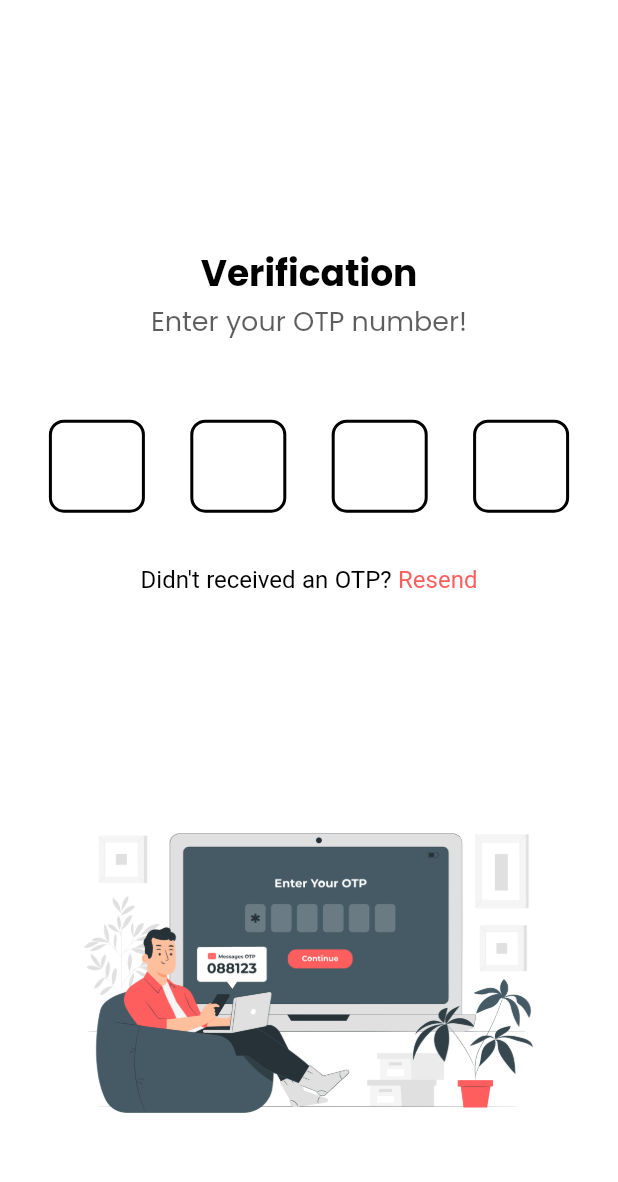
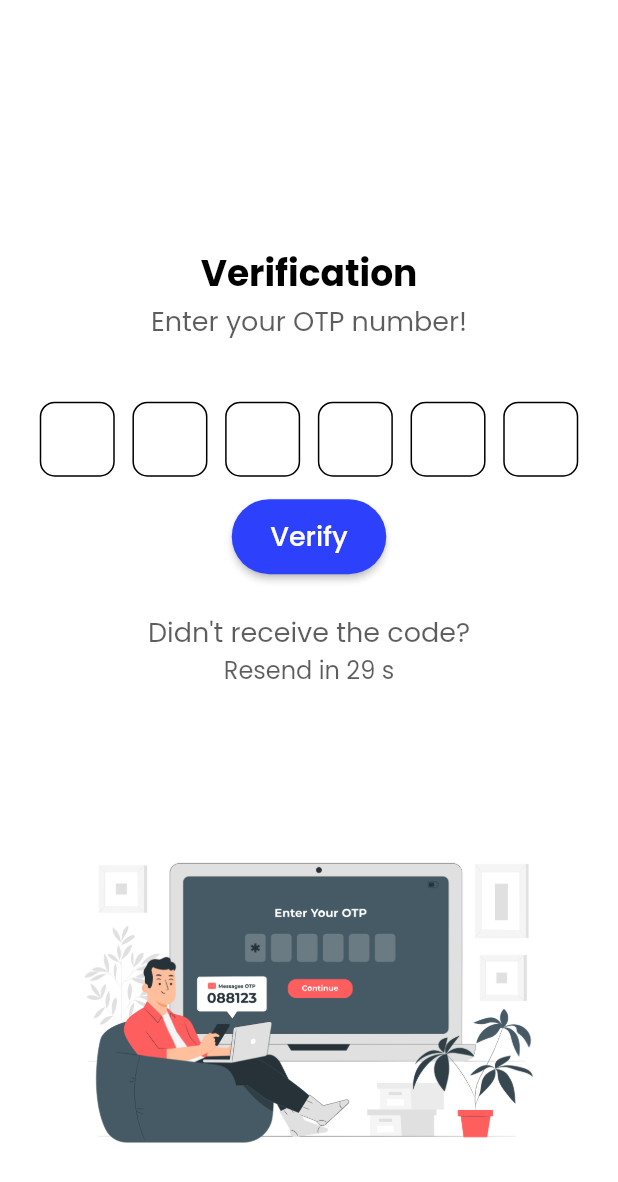
Before and after one commit to arshnirmal/CtrlAltDart-Ingenious_Hackathon, a Flutter app: the OtpPage screen opened directly, on a phone screen of 412 x 824 dp. Shown: the top 1182 px of the screen. Run offline on Flutter 3.47's test engine with Material 2 defaults, Android fonts, the phone set to English and light mode, and no system bars; drawn by our look-alikes of otp_text_field; our stand-ins replace cloud_firestore, firebase_auth, firebase_core, flutter_secure_storage, google_fonts, image_picker and 1 more; accounts and stored records are empty.

Commit message:
otp_page

```diff
--- a/lib/main.dart
+++ b/lib/main.dart
@@ -2,7 +2,7 @@ import 'package:flutter/material.dart';
 import 'package:google_fonts/google_fonts.dart';
 import 'package:firebase_core/firebase_core.dart';
 import 'package:firebase_auth/firebase_auth.dart';
-import './pages/phone_page.dart';
+import 'package:healthcare_system/pages/phone_page.dart';
 
 void main() async {
   WidgetsFlutterBinding.ensureInitialized();
--- a/lib/pages/otp_page.dart
+++ b/lib/pages/otp_page.dart
@@ -1,5 +1,10 @@
+// ignore_for_file: unused_element
+
+import 'dart:async';
 import 'package:flutter/material.dart';
-import 'package:flutter/services.dart';
+import 'package:otp_text_field/otp_text_field.dart';
+import 'package:otp_text_field/style.dart';
+import 'package:healthcare_system/services/authclass.dart';
 
 class OtpPage extends StatefulWidget {
   const OtpPage({Key? key}) : super(key: key);
@@ -9,6 +14,14 @@ class OtpPage extends StatefulWidget {
 }
 
 class _OtpPageState extends State<OtpPage> {
+  int secondsRemaining = 30;
+  bool enableResend = false;
+  Timer? timer;
+  TextEditingController phoneController = TextEditingController();
+  AuthClass authClass = AuthClass();
+  String verificationIdFinal = "";
+  String smsCode = "";
+
   @override
   Widget build(BuildContext context) {
     return Scaffold(
@@ -47,11 +60,46 @@ class _OtpPageState extends State<OtpPage> {
                 ),
                 otp(),
                 const SizedBox(
-                  height: 20,
+                  height: 15,
                 ),
-                resend(),
+                button(),
+                const SizedBox(
+                  height: 25,
+                ),
+                const Text(
+                  "Didn't receive the code?",
+                  style: TextStyle(
+                    color: Color.fromARGB(177, 23, 21, 21),
+                    fontSize: 18,
+                  ),
+                ),
+                Row(
+                  mainAxisAlignment: MainAxisAlignment.center,
+                  mainAxisSize: MainAxisSize.min,
+                  children: [
+                    InkWell(
+                      onTap: () => enableResend ? _resendCode() : null,
+                      child: Text(
+                        "Resend",
+                        style: TextStyle(
+                          color: enableResend
+                              ? const Color.fromARGB(255, 254, 95, 94)
+                              : const Color.fromARGB(177, 23, 21, 21),
+                          fontSize: 16,
+                        ),
+                      ),
+                    ),
+                    Text(
+                      " in $secondsRemaining s",
+                      style: const TextStyle(
+                        color: Color.fromARGB(177, 23, 21, 21),
+                        fontSize: 16,
+                      ),
+                    ),
+                  ],
+                ),
                 SizedBox(
-                  height: MediaQuery.of(context).size.height * 0.1,
+                  height: MediaQuery.of(context).size.height * 0.05,
                 ),
                 Image(
                   image: const AssetImage("assets/images/auth2.png"),
@@ -67,73 +115,120 @@ class _OtpPageState extends State<OtpPage> {
   }
 
   Widget otp() {
-    return SizedBox(
+    return OTPTextField(
+      length: 6,
       width: MediaQuery.of(context).size.width * 0.9,
-      child: Row(
-        mainAxisAlignment: MainAxisAlignment.spaceBetween,
-        children: <Widget>[
-          otpNumber(),
-          otpNumber(),
-          otpNumber(),
-          otpNumber(),
-        ],
+      fieldWidth: 50,
+      style: const TextStyle(
+        fontSize: 24,
+        color: Colors.black,
       ),
+      otpFieldStyle: OtpFieldStyle(
+        backgroundColor: Colors.white,
+        focusBorderColor: Colors.black,
+        enabledBorderColor: Colors.black,
+        disabledBorderColor: Colors.black,
+      ),
+      fieldStyle: FieldStyle.box,
+      textFieldAlignment: MainAxisAlignment.spaceAround,
+      onCompleted: (pin) {
+        setState(() {
+          smsCode = pin;
+        });
+      },
     );
   }
 
-  Widget otpNumber() {
-    return Padding(
-      padding: const EdgeInsets.all(12.0),
-      child: SizedBox(
-        width: 64,
-        child: TextField(
-          inputFormatters: <TextInputFormatter>[
-            FilteringTextInputFormatter.digitsOnly,
-            LengthLimitingTextInputFormatter(1),
-          ],
-          textAlign: TextAlign.center,
-          keyboardType: TextInputType.number,
-          decoration: const InputDecoration(
-            focusedBorder: OutlineInputBorder(
-              borderRadius: BorderRadius.all(Radius.circular(10)),
-              borderSide: BorderSide(
-                color: Colors.black,
-                width: 2,
-              ),
-            ),
-            enabledBorder: OutlineInputBorder(
-              borderRadius: BorderRadius.all(Radius.circular(10)),
-              borderSide: BorderSide(
-                color: Colors.black,
-                width: 2,
-              ),
-            ),
+  // Widget otpNumber() {
+  //   return Padding(
+  //     padding: const EdgeInsets.all(12.0),
+  //     child: SizedBox(
+  //       width: 64,
+  //       child: TextField(
+  //         inputFormatters: <TextInputFormatter>[
+  //           FilteringTextInputFormatter.digitsOnly,
+  //           LengthLimitingTextInputFormatter(1),
+  //         ],
+  //         textAlign: TextAlign.center,
+  //         keyboardType: TextInputType.number,
+  //         decoration: const InputDecoration(
+  //           focusedBorder: OutlineInputBorder(
+  //             borderRadius: BorderRadius.all(Radius.circular(10)),
+  //             borderSide: BorderSide(
+  //               color: Colors.black,
+  //               width: 2,
+  //             ),
+  //           ),
+  //           enabledBorder: OutlineInputBorder(
+  //             borderRadius: BorderRadius.all(Radius.circular(10)),
+  //             borderSide: BorderSide(
+  //               color: Colors.black,
+  //               width: 2,
+  //             ),
+  //           ),
+  //         ),
+  //       ),
+  //     ),
+  //   );
+  // }
+
+  Widget button() {
+    return SizedBox(
+      width: MediaQuery.of(context).size.width * 0.25,
+      height: 50,
+      child: ElevatedButton(
+        onPressed: () {},
+        style: ElevatedButton.styleFrom(
+          backgroundColor: const Color.fromARGB(255, 45, 65, 252),
+          shape: const StadiumBorder(),
+          padding: const EdgeInsets.all(4),
+        ),
+        child: const Text(
+          "Verify",
+          style: TextStyle(
+            fontSize: 18,
+            color: Colors.white,
           ),
         ),
       ),
     );
   }
 
-  Widget resend() {
-    return RichText(
-      text: const TextSpan(
-        children: <TextSpan>[
-          TextSpan(
-            text: "Didn't received an OTP? ",
-            style: TextStyle(
-              color: Colors.black,
-              fontSize: 16,
-            ),
-          ),
-          TextSpan(
-            text: "Resend",
-            style: TextStyle(
-              color: Color.fromARGB(255, 254, 95, 94),
-              fontSize: 16,
-            ),
-          ),
-        ],
-      ),
+  @override
+  initState() {
+    super.initState();
+    timer = Timer.periodic(
+      const Duration(seconds: 1),
+      (_) {
+        if (secondsRemaining != 0) {
+          setState(
+            () {
+              secondsRemaining--;
+            },
+          );
+        } else {
+          setState(
+            () {
+              enableResend = true;
+            },
+          );
+        }
+      },
     );
   }
+
+  void _resendCode() {
+    setState(
+      () {
+        secondsRemaining = 30;
+        enableResend = false;
+      },
+    );
+
+    @override
+    dispose() {
+      timer?.cancel();
+      super.dispose();
+    }
+  }
 }
--- a/lib/pages/phone_page.dart
+++ b/lib/pages/phone_page.dart
@@ -1,6 +1,7 @@
 import 'package:flutter/material.dart';
 import 'package:flutter/services.dart';
 import 'package:healthcare_system/pages/otp_page.dart';
+import 'package:healthcare_system/services/authclass.dart';
 
 class PhonePage extends StatefulWidget {
   const PhonePage({Key? key}) : super(key: key);
@@ -11,6 +12,11 @@ class PhonePage extends StatefulWidget {
 
 class _PhonePageState extends State<PhonePage> {
   bool phoneValid = false;
+  AuthClass authClass = AuthClass();
+
+  TextEditingController phoneController = TextEditingController();
+  String verificationIdFinal = "";
+  String smsCode = "";
 
   @override
   Widget build(BuildContext context) {
--- a/pubspec.yaml
+++ b/pubspec.yaml
@@ -43,6 +43,8 @@ dependencies:
   get: ^4.6.5
   image_picker: ^0.8.6+1
   intl: ^0.17.0
+  otp_text_field: ^1.1.3
+  flutter_secure_storage: ^7.0.1
 
 
 dev_dependencies:
```
Also changed, not shown: lib/services/authclass.dart (added, +81 -0 lines), pubspec.lock.
